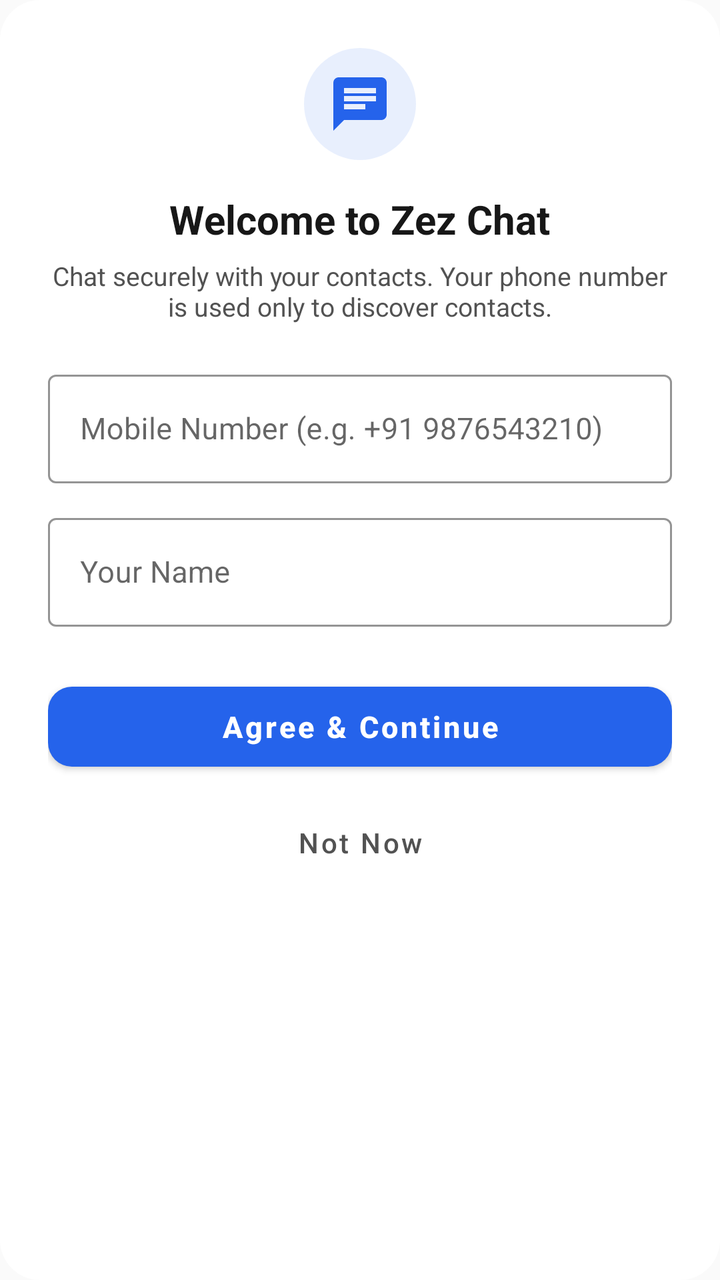
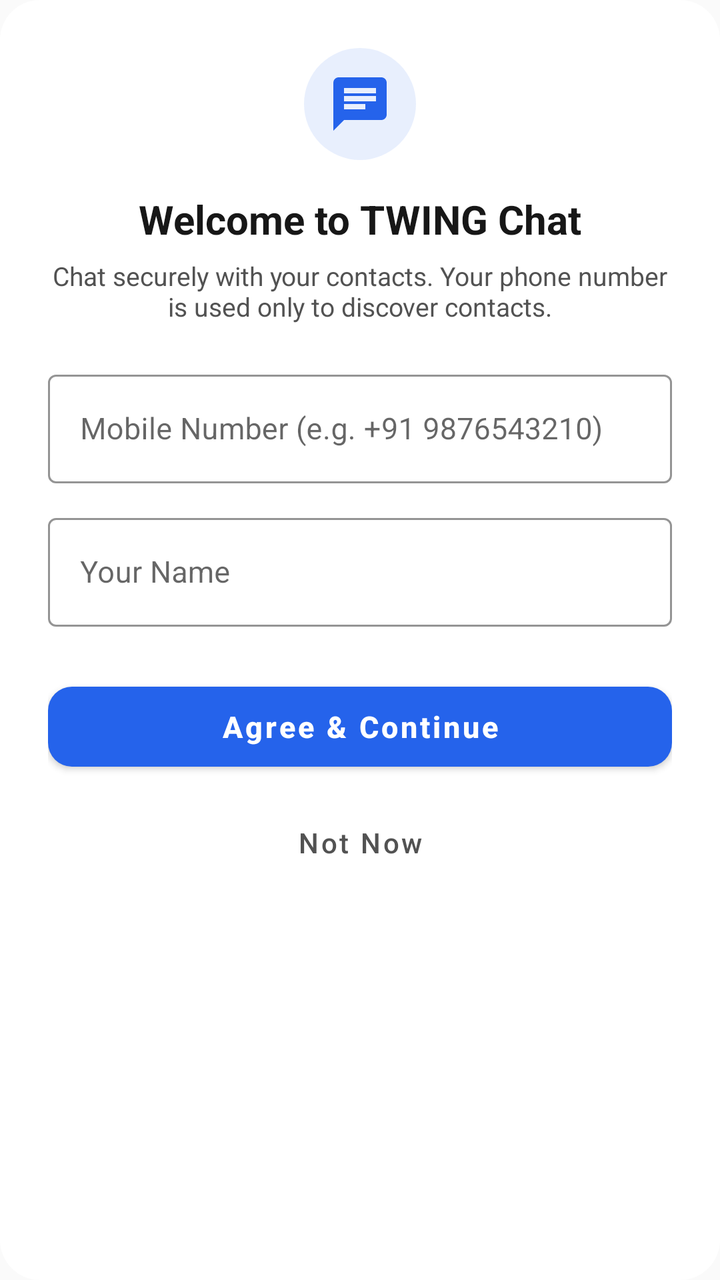

An Android layout rendered at two revisions. The XML below is the earlier revision; the diff shows what the commit changed to produce the second picture.
<!-- AndroidManifest.xml: application theme Theme.Zez -->
<!-- res/layout/dialog_chat_register.xml -->
<?xml version="1.0" encoding="utf-8"?>
<LinearLayout
    xmlns:android="http://schemas.android.com/apk/res/android"
    xmlns:app="http://schemas.android.com/apk/res-auto"
    android:layout_width="match_parent"
    android:layout_height="wrap_content"
    android:orientation="vertical"
    android:padding="24dp"
    android:background="@drawable/bg_bottom_sheet">

    <ImageView
        android:layout_width="56dp"
        android:layout_height="56dp"
        android:layout_gravity="center_horizontal"
        android:src="@drawable/ic_chat"
        app:tint="@color/primary"
        android:background="@drawable/bg_circle_glass"
        android:padding="12dp"
        android:layout_marginBottom="16dp" />

    <TextView
        android:layout_width="wrap_content"
        android:layout_height="wrap_content"
        android:layout_gravity="center_horizontal"
        android:text="Welcome to Zez Chat"
        android:textSize="20sp"
        android:textStyle="bold"
        android:textColor="@color/theme_text_primary" />

    <TextView
        android:layout_width="wrap_content"
        android:layout_height="wrap_content"
        android:layout_gravity="center_horizontal"
        android:text="Chat securely with your contacts. Your phone number is used only to discover contacts."
        android:textSize="13sp"
        android:textColor="@color/theme_text_secondary"
        android:gravity="center"
        android:layout_marginTop="6dp"
        android:layout_marginBottom="20dp" />

    <com.google.android.material.textfield.TextInputLayout
        android:id="@+id/til_chat_phone"
        style="@style/Widget.MaterialComponents.TextInputLayout.OutlinedBox"
        android:layout_width="match_parent"
        android:layout_height="wrap_content"
        android:layout_marginBottom="12dp"
        android:hint="Mobile Number (e.g. +91 9876543210)"
        app:boxStrokeColor="@color/primary"
        app:hintTextColor="@color/primary">

        <com.google.android.material.textfield.TextInputEditText
            android:id="@+id/et_chat_phone"
            android:layout_width="match_parent"
            android:layout_height="wrap_content"
            android:inputType="phone"
            android:textColor="@color/theme_text_primary"
            android:textSize="15sp" />
    </com.google.android.material.textfield.TextInputLayout>

    <com.google.android.material.textfield.TextInputLayout
        android:id="@+id/til_chat_name"
        style="@style/Widget.MaterialComponents.TextInputLayout.OutlinedBox"
        android:layout_width="match_parent"
        android:layout_height="wrap_content"
        android:layout_marginBottom="24dp"
        android:hint="Your Name"
        app:boxStrokeColor="@color/primary"
        app:hintTextColor="@color/primary">

        <com.google.android.material.textfield.TextInputEditText
            android:id="@+id/et_chat_name"
            android:layout_width="match_parent"
            android:layout_height="wrap_content"
            android:inputType="textPersonName|textCapWords"
            android:textColor="@color/theme_text_primary"
            android:textSize="15sp" />
    </com.google.android.material.textfield.TextInputLayout>

    <com.google.android.material.button.MaterialButton
        android:id="@+id/btn_chat_register"
        android:layout_width="match_parent"
        android:layout_height="52dp"
        android:text="Agree &amp; Continue"
        android:textAllCaps="false"
        android:textSize="15sp"
        android:textStyle="bold"
        app:cornerRadius="12dp"
        app:backgroundTint="@color/primary" />

    <com.google.android.material.button.MaterialButton
        android:id="@+id/btn_chat_cancel"
        style="@style/Widget.MaterialComponents.Button.TextButton"
        android:layout_width="match_parent"
        android:layout_height="48dp"
        android:layout_marginTop="8dp"
        android:text="Not Now"
        android:textAllCaps="false"
        android:textSize="14sp"
        android:textColor="@color/theme_text_secondary" />

    <ProgressBar
        android:id="@+id/pb_chat_register"
        android:layout_width="32dp"
        android:layout_height="32dp"
        android:layout_gravity="center_horizontal"
        android:visibility="gone"
        android:layout_marginTop="12dp" />

</LinearLayout>
<!-- resources referenced by this layout -->
<resources>
  <color name="primary">#2563EB</color>
  <color name="theme_text_primary">#171717</color>
  <color name="theme_text_secondary">#525252</color>
  <!-- drawable bg_bottom_sheet (drawable) -->
  <?xml version="1.0" encoding="utf-8"?>
  <shape xmlns:android="http://schemas.android.com/apk/res/android"
      android:shape="rectangle">
      <solid android:color="@color/theme_surface" />
      <corners
          android:topLeftRadius="20dp"
          android:topRightRadius="20dp"
          android:bottomLeftRadius="20dp"
          android:bottomRightRadius="20dp" />
  </shape>
  <!-- drawable bg_circle_glass (drawable) -->
  <?xml version="1.0" encoding="utf-8"?>
  <shape xmlns:android="http://schemas.android.com/apk/res/android"
      android:shape="oval">
      <solid android:color="#1A2563EB" />
  </shape>
  <!-- drawable ic_chat (drawable) -->
  <vector xmlns:android="http://schemas.android.com/apk/res/android"
      android:width="24dp"
      android:height="24dp"
      android:viewportWidth="24"
      android:viewportHeight="24">
    <path
        android:fillColor="#FFFFFFFF"
        android:pathData="M20,2H4c-1.1,0 -1.99,0.9 -1.99,2L2,22l4,-4h14c1.1,0 2,-0.9 2,-2V4c0,-1.1 -0.9,-2 -2,-2zM6,9h12v2H6V9zm8,5H6v-2h8v2zm4,-6H6V6h12v2z"/>
  </vector>
  <style name="Theme.Zez" parent="Theme.MaterialComponents.DayNight.NoActionBar">
          <item name="colorPrimary">@color/primary</item>
          <item name="colorPrimaryDark">@color/primary_dark</item>
          <item name="colorAccent">@color/accent</item>
          <item name="android:windowBackground">@color/theme_background</item>
          <item name="colorSurface">@color/theme_surface</item>
      </style>
  <color name="theme_surface">#FFFFFF</color>
  <color name="primary_dark">#1D4ED8</color>
  <color name="accent">#3B82F6</color>
  <color name="theme_background">#FAFAFA</color>
</resources>

<!-- the commit's change to res/layout/dialog_chat_register.xml (unified diff, before → after) -->
@@ -22,7 +22,7 @@
         android:layout_width="wrap_content"
         android:layout_height="wrap_content"
         android:layout_gravity="center_horizontal"
-        android:text="Welcome to Zez Chat"
+        android:text="Welcome to TWING Chat"
         android:textSize="20sp"
         android:textStyle="bold"
         android:textColor="@color/theme_text_primary" />
